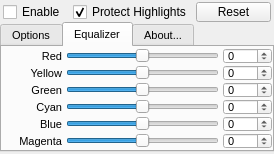
The window that SiliconBonk/SiliconBonkPlugin.ui (spoilerhead/asp_plugins) describes before a commit, drawn with Qt 5.
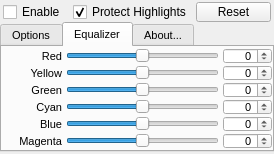
The same window after the commit. The open tabs and pages were chosen to show the change. Icons and pictures are not drawn. Custom widgets are drawn as their Qt base class.

Commit message: fixed number alignment in edit boxes (grubernd noted it)

The edit to the form file:
```diff
--- a/SiliconBonk/SiliconBonkPlugin.ui
+++ b/SiliconBonk/SiliconBonkPlugin.ui
@@ -670,6 +670,9 @@
            <height>16</height>
           </size>
          </property>
+         <property name="alignment">
+          <set>Qt::AlignRight|Qt::AlignTrailing|Qt::AlignVCenter</set>
+         </property>
          <property name="minimum">
           <number>-100</number>
          </property>
@@ -692,6 +695,9 @@
            <height>16</height>
           </size>
          </property>
+         <property name="alignment">
+          <set>Qt::AlignRight|Qt::AlignTrailing|Qt::AlignVCenter</set>
+         </property>
          <property name="minimum">
           <number>-100</number>
          </property>
@@ -714,6 +720,9 @@
            <height>16</height>
           </size>
          </property>
+         <property name="alignment">
+          <set>Qt::AlignRight|Qt::AlignTrailing|Qt::AlignVCenter</set>
+         </property>
          <property name="minimum">
           <number>-100</number>
          </property>
@@ -736,6 +745,9 @@
            <height>16</height>
           </size>
          </property>
+         <property name="alignment">
+          <set>Qt::AlignRight|Qt::AlignTrailing|Qt::AlignVCenter</set>
+         </property>
          <property name="minimum">
           <number>-100</number>
          </property>
@@ -758,6 +770,9 @@
            <height>16</height>
           </size>
          </property>
+         <property name="alignment">
+          <set>Qt::AlignRight|Qt::AlignTrailing|Qt::AlignVCenter</set>
+         </property>
          <property name="minimum">
           <number>-100</number>
          </property>
@@ -780,6 +795,9 @@
            <height>16</height>
           </size>
          </property>
+         <property name="alignment">
+          <set>Qt::AlignRight|Qt::AlignTrailing|Qt::AlignVCenter</set>
+         </property>
          <property name="minimum">
           <number>-100</number>
          </property>
```
Left out of the diff: 15 changed lines with no effect on the pictures. The commit also changes 3 other files.
